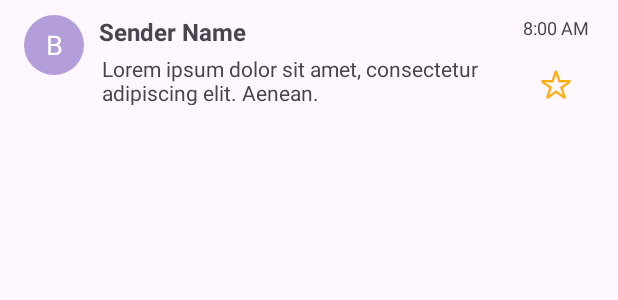
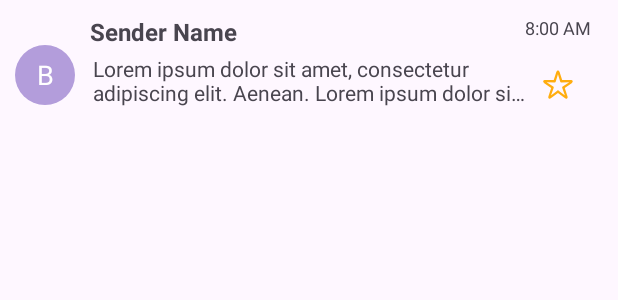
Before and after one commit to minhnguyenquang1709/android-email-client, an Android app: the layout item_email.xml on its own in the app's theme, with its tools: preview values and no code run, on a phone screen of 412 x 824 dp. Shown: the top 300 px of the screen. Run offline under Robolectric (Android 15) with nearby library versions, the phone set to English and light mode, and no system bars.

Commit message:
fix mail item

```diff
--- a/app/src/main/res/layout/item_email.xml
+++ b/app/src/main/res/layout/item_email.xml
@@ -1,20 +1,19 @@
 <!-- res/layout/item_email.xml -->
-<RelativeLayout xmlns:android="http://schemas.android.com/apk/res/android"
+<LinearLayout xmlns:android="http://schemas.android.com/apk/res/android"
     android:layout_width="match_parent"
-    android:layout_height="80dp"
-    android:paddingHorizontal="16dp"
+    android:layout_height="100dp"
     android:paddingTop="10dp"
     android:paddingBottom="10dp"
     android:background="?android:attr/selectableItemBackground"
-    android:gravity="center"
+    android:gravity="center_vertical"
     >
-
 
     <!-- Circular icon with the first letter of the sender's name or email -->
     <TextView
         android:id="@+id/icon"
         android:layout_width="40dp"
         android:layout_height="40dp"
+        android:layout_marginLeft="10dp"
         android:background="@drawable/circular_background"
         android:gravity="center"
         android:text="B"
@@ -25,11 +24,10 @@
 
     <!-- Email time -->
     <LinearLayout
-        android:layout_width="280dp"
+        android:id="@+id/mailcontent"
+        android:layout_width="300dp"
         android:layout_height="match_parent"
-        android:orientation="vertical"
-        android:layout_marginLeft="40dp"
-        android:id="@+id/mailcontent">
+        android:orientation="vertical">
 
         <!-- Sender name (was previously "title") -->
         <TextView
@@ -47,23 +45,23 @@
             android:layout_width="wrap_content"
             android:layout_height="wrap_content"
             android:layout_below="@id/title"
+            android:layout_marginStart="12dp"
+            android:layout_marginTop="4dp"
             android:layout_toEndOf="@id/icon"
-            android:layout_marginTop="4dp"
-            android:layout_marginStart="12dp"
-            android:text="Lorem ipsum dolor sit amet, consectetur adipiscing elit. Aenean."
-            android:textSize="14sp"
+            android:ellipsize="end"
             android:maxLines="2"
-            android:ellipsize="end" />
+            android:text="Lorem ipsum dolor sit amet, consectetur adipiscing elit. Aenean. Lorem ipsum dolor sit amet, consectetur adipiscing elit. Aenean."
+            android:textSize="14sp" />
 
 
     </LinearLayout>
 
     <LinearLayout
-        android:layout_width="50dp"
+        android:layout_width="wrap_content"
         android:layout_height="match_parent"
-        android:layout_marginLeft="300dp"
         android:orientation="vertical"
-        android:layout_alignParentEnd="true">
+        android:layout_marginRight="10dp"
+        >
 
         <TextView
             android:id="@+id/time"
@@ -82,8 +80,6 @@
             android:layout_gravity="center_horizontal"
             android:layout_marginTop="20dp"
             android:src="@drawable/star2_icon__" />
-
-
     </LinearLayout>
 
-</RelativeLayout>
+</LinearLayout>
```
Also changed, not shown: app/src/main/res/layout/activity_email_detail.xml (+13 -13 lines).
